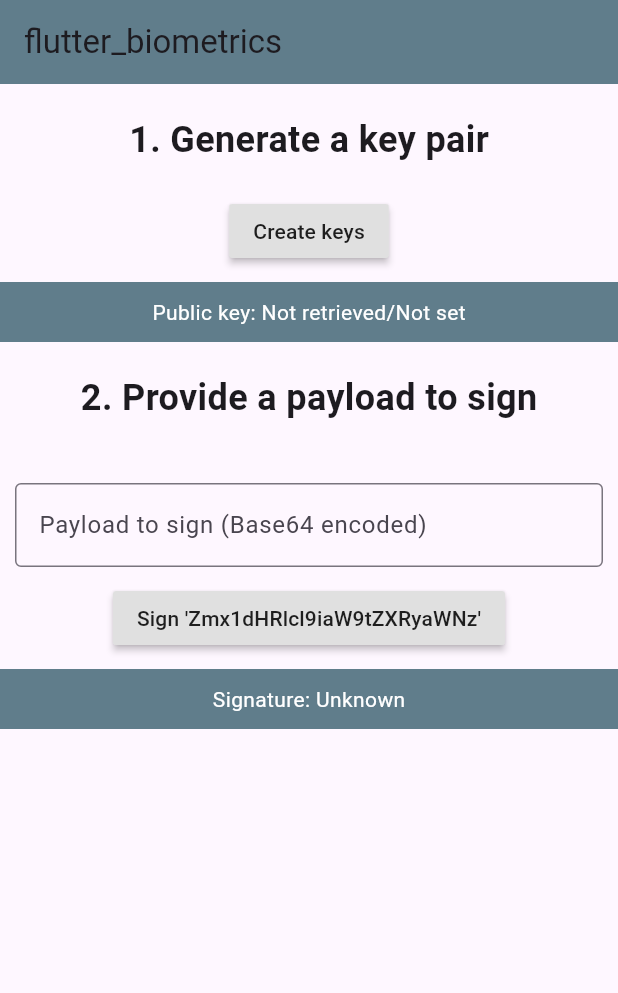
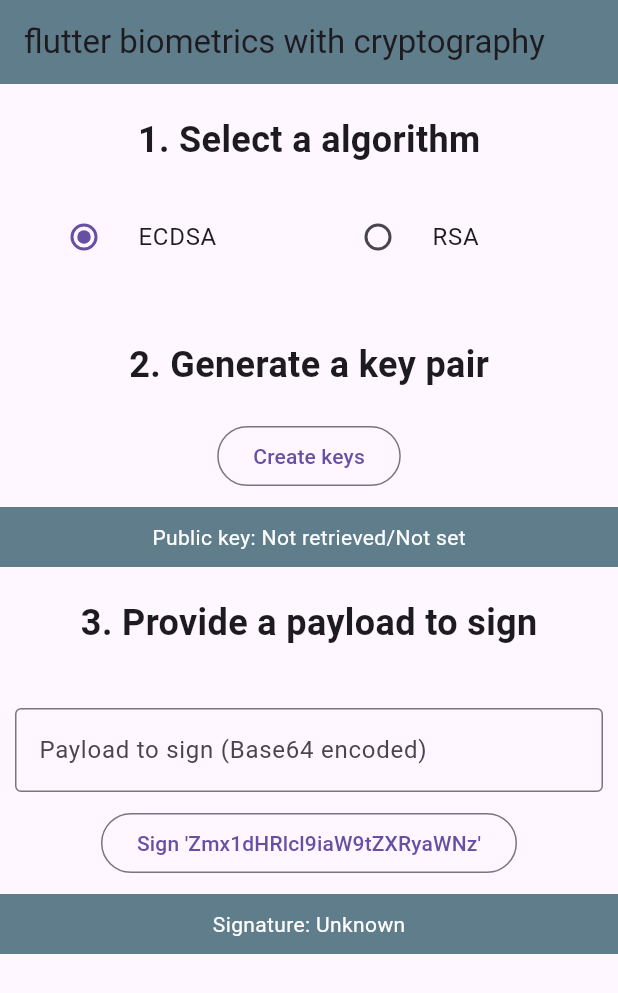
Before and after one commit to xang555/flutter_biometrics_crypto, a Flutter app: the screen it shows after launch, after a tap on "Create keys", on a phone screen of 412 x 824 dp. Shown: the top 993 px of the screen. Run offline on Flutter 3.47's test engine with Material 3 defaults, Android fonts, the phone set to English and light mode, and no system bars.

Commit message:
#fix: android example

```diff
--- a/example/lib/main.dart
+++ b/example/lib/main.dart
@@ -16,6 +16,7 @@ class _MyAppState extends State<MyApp> {
   String _publicKey = 'Not retrieved/Not set';
   String _signature = 'Unknown';
   String _payload = 'Zmx1dHRlcl9iaW9tZXRyaWNz';
+  String _algorithm = Algorithm.ecdsa;
 
   @override
   void initState() {
@@ -26,8 +27,9 @@ class _MyAppState extends State<MyApp> {
     try {
       var biometrics = FlutterBiometrics();
       String publicKey = await biometrics.createKeys(
-          reason: 'Please authenticate to create public/private key pair',
-          algorithm: Algorithm.ecdsa);
+        reason: 'Please authenticate to create public/private key pair',
+        algorithm: _algorithm,
+      );
 
       print("------------> ${publicKey}");
 
@@ -37,7 +39,7 @@ class _MyAppState extends State<MyApp> {
 
       if (!mounted) return;
     } catch (e) {
-      print("error -----> ${e.code}");
+      print("error -----> ${e.toString()}");
     }
   }
 
@@ -45,9 +47,10 @@ class _MyAppState extends State<MyApp> {
     try {
       var biometrics = FlutterBiometrics();
       String signature = await biometrics.sign(
-          payload: _payload,
-          reason: 'Please authenticate to sign specified payload',
-          algorithm: Algorithm.ecdsa);
+        payload: _payload,
+        reason: 'Please authenticate to sign specified payload',
+        algorithm: _algorithm,
+      );
 
       print("------------> ${signature}");
 
@@ -70,7 +73,7 @@ class _MyAppState extends State<MyApp> {
       debugShowCheckedModeBanner: false,
       home: Scaffold(
         appBar: AppBar(
-          title: const Text('flutter_biometrics'),
+          title: const Text('flutter biometrics with cryptography'),
           backgroundColor: Colors.blueGrey,
         ),
         body: ListView(
@@ -79,14 +82,61 @@ class _MyAppState extends State<MyApp> {
               margin: EdgeInsets.only(top: 20.0),
               alignment: Alignment.center,
               child: Text(
-                "1. Generate a key pair",
+                "1. Select a algorithm",
+                style: TextStyle(fontSize: 24.0, fontWeight: FontWeight.bold),
+              ),
+            ),
+            Container(
+              alignment: Alignment.center,
+              padding: EdgeInsets.all(20.0),
+              child: Row(
+                mainAxisSize: MainAxisSize.min,
+                mainAxisAlignment: MainAxisAlignment.center,
+                children: [
+                  Expanded(
+                    child: RadioListTile<String>(
+                      title: const Text('ECDSA'),
+                      value: Algorithm.ecdsa,
+                      groupValue: _algorithm,
+                      onChanged: (String? value) {
+                        if (value != null) {
+                          setState(() {
+                            _algorithm = value;
+                          });
+                        }
+                      },
+                    ),
+                  ),
+                  SizedBox(width: 20.0),
+                  Expanded(
+                    child: RadioListTile<String>(
+                      title: const Text('RSA'),
+                      value: Algorithm.rsa,
+                      groupValue: _algorithm,
+                      onChanged: (String? value) {
+                        if (value != null) {
+                          setState(() {
+                            _algorithm = value;
+                          });
+                        }
+                      },
+                    ),
+                  ),
+                ],
+              ),
+            ),
+            Container(
+              margin: EdgeInsets.only(top: 20.0),
+              alignment: Alignment.center,
+              child: Text(
+                "2. Generate a key pair",
                 style: TextStyle(fontSize: 24.0, fontWeight: FontWeight.bold),
               ),
             ),
             Container(
               alignment: Alignment.center,
               margin: EdgeInsets.only(top: 20.0),
-              child: RaisedButton(
+              child: OutlinedButton(
                 onPressed: createKeys,
                 child: Text("Create keys"),
               ),
@@ -106,7 +156,7 @@ class _MyAppState extends State<MyApp> {
               margin: EdgeInsets.only(top: 20.0, bottom: 10.0),
               alignment: Alignment.center,
               child: Text(
-                "2. Provide a payload to sign",
+                "3. Provide a payload to sign",
                 style: TextStyle(fontSize: 24.0, fontWeight: FontWeight.bold),
               ),
             ),
@@ -128,7 +178,7 @@ class _MyAppState extends State<MyApp> {
               ),
             ),
             Center(
-              child: RaisedButton(
+              child: OutlinedButton(
                 onPressed: sign,
                 child: Text("Sign '$_payload'"),
               ),
--- a/example/pubspec.yaml
+++ b/example/pubspec.yaml
@@ -3,7 +3,7 @@ description: Demonstrates how to use the flutter_biometrics plugin.
 publish_to: 'none'
 
 environment:
-  sdk: ">=2.1.0 <3.0.0"
+  sdk: '>=3.6.1 <4.0.0'
 
 dependencies:
   flutter:
@@ -11,7 +11,7 @@ dependencies:
 
   # The following adds the Cupertino Icons font to your application.
   # Use with the CupertinoIcons class for iOS style icons.
-  cupertino_icons: ^0.1.2
+  cupertino_icons: ^1.0.8
 
 dev_dependencies:
   flutter_test:
--- a/pubspec.yaml
+++ b/pubspec.yaml
@@ -4,7 +4,7 @@ version: 0.4.0
 homepage: https://github.com/Travel-Union/flutter_biometrics
 
 environment:
-  sdk: '>=2.12.0 <3.0.0'
+  sdk: '>=3.6.1 <4.0.0'
   flutter: ">=1.12.0"
 
 dependencies:
```
Also changed, not shown: example/pubspec.lock, pubspec.lock, 5 other files.
